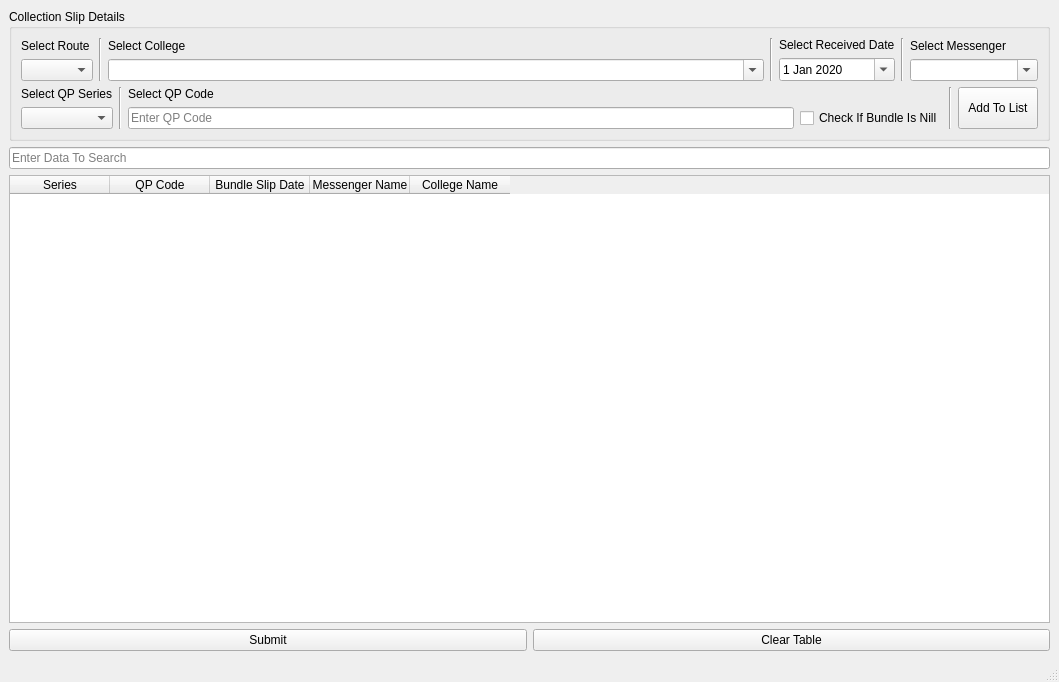
First picture: the form in test.ui, repository abhi245y/cdunitApp, before the edit.
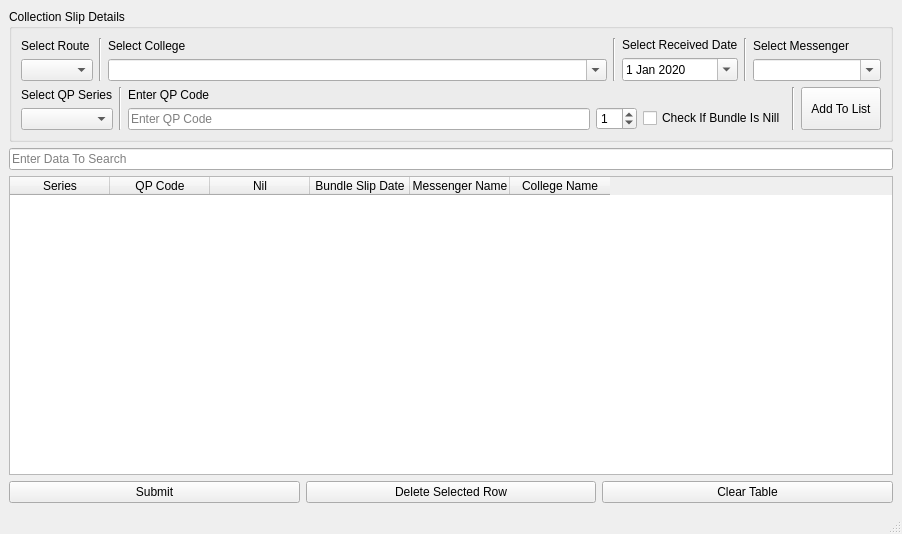
Second picture: the form after the edit.

Commit message: * Added spinner box to add multiple bundles of same code more easily. * Packaged the app to executable for windows and linux. * Minor Bug Fix

What changed in the file:
```diff
--- a/test.ui
+++ b/test.ui
@@ -6,8 +6,8 @@
    <rect>
     <x>0</x>
     <y>0</y>
-    <width>1059</width>
-    <height>682</height>
+    <width>902</width>
+    <height>534</height>
    </rect>
   </property>
   <property name="windowTitle">
@@ -162,7 +162,7 @@
         </layout>
        </item>
        <item>
-        <layout class="QHBoxLayout" name="horizontalLayout">
+        <layout class="QHBoxLayout" name="horizontalLayout" stretch="0,0,0,0,0,0,0">
          <item>
           <layout class="QVBoxLayout" name="verticalLayout_2">
            <item>
@@ -202,7 +202,7 @@
            <item>
             <widget class="QLabel" name="labelQpCode">
              <property name="text">
-              <string>Select QP Code</string>
+              <string>Enter QP Code</string>
              </property>
             </widget>
            </item>
@@ -221,6 +221,36 @@
            </item>
           </layout>
          </item>
+         <item>
+          <layout class="QVBoxLayout" name="verticalLayout_3">
+           <property name="rightMargin">
+            <number>0</number>
+           </property>
+           <item>
+            <spacer name="vSpacerBundleMulti">
+             <property name="orientation">
+              <enum>Qt::Vertical</enum>
+             </property>
+             <property name="sizeType">
+              <enum>QSizePolicy::Fixed</enum>
+             </property>
+             <property name="sizeHint" stdset="0">
+              <size>
+               <width>40</width>
+               <height>20</height>
+              </size>
+             </property>
+            </spacer>
+           </item>
+           <item>
+            <widget class="QSpinBox" name="sbBundleMulti">
+             <property name="value">
+              <number>1</number>
+             </property>
+            </widget>
+           </item>
+          </layout>
+         </item>
          <item>
           <layout class="QVBoxLayout" name="verticalLayout">
            <property name="spacing">
@@ -319,6 +349,11 @@
         <string>QP Code</string>
        </property>
       </column>
+      <column>
+       <property name="text">
+        <string>Nil</string>
+       </property>
+      </column>
       <column>
        <property name="text">
         <string>Bundle Slip Date</string>
@@ -351,6 +386,13 @@
         </property>
        </widget>
       </item>
+      <item>
+       <widget class="QPushButton" name="btnDeleteSelectedRow">
+        <property name="text">
+         <string>Delete Selected Row</string>
+        </property>
+       </widget>
+      </item>
       <item>
        <widget class="QPushButton" name="btnClearTable">
         <property name="text">
```
Left out of the diff: 2 changed lines with no effect on the pictures. The commit also changes 6 other files.
